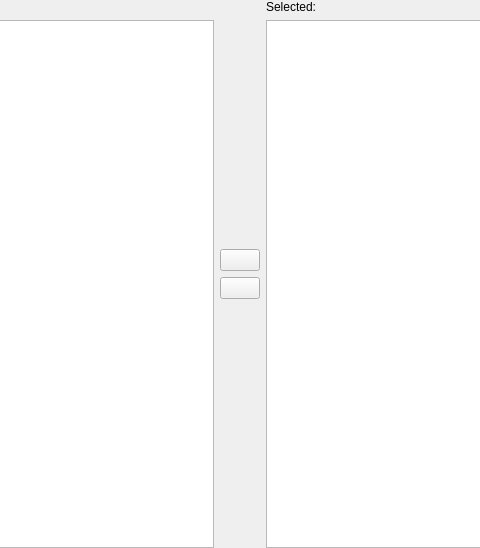
First picture: the form in src/mkvtoolnix-gui/forms/util/side_by_side_multi_select.ui, repository jpsdr/MKVToolnix-Windows-7, before the edit; both pictures show x 189 to 669 and y 0 to 548 of the 858 by 548 pixel window.
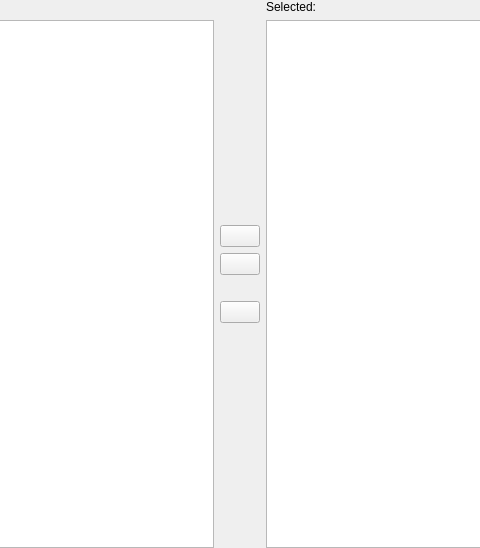
Second picture: the form after the edit. Icons and pictures are not drawn.

Commit message: side-by-side select: add revert button

```diff
--- a/src/mkvtoolnix-gui/forms/util/side_by_side_multi_select.ui
+++ b/src/mkvtoolnix-gui/forms/util/side_by_side_multi_select.ui
@@ -87,6 +87,33 @@
        </property>
       </widget>
      </item>
+     <item>
+      <spacer name="verticalSpacer">
+       <property name="orientation">
+        <enum>Qt::Vertical</enum>
+       </property>
+       <property name="sizeType">
+        <enum>QSizePolicy::Fixed</enum>
+       </property>
+       <property name="sizeHint" stdset="0">
+        <size>
+         <width>20</width>
+         <height>20</height>
+        </size>
+       </property>
+      </spacer>
+     </item>
+     <item>
+      <widget class="QPushButton" name="revertButton">
+       <property name="text">
+        <string notr="true"/>
+       </property>
+       <property name="icon">
+        <iconset resource="../../qt_resources.qrc">
+         <normaloff>:/icons/16x16/edit-undo.png</normaloff>:/icons/16x16/edit-undo.png</iconset>
+       </property>
+      </widget>
+     </item>
      <item>
       <spacer name="verticalSpacer_6">
        <property name="orientation">
```
The commit also changes 2 other files.
